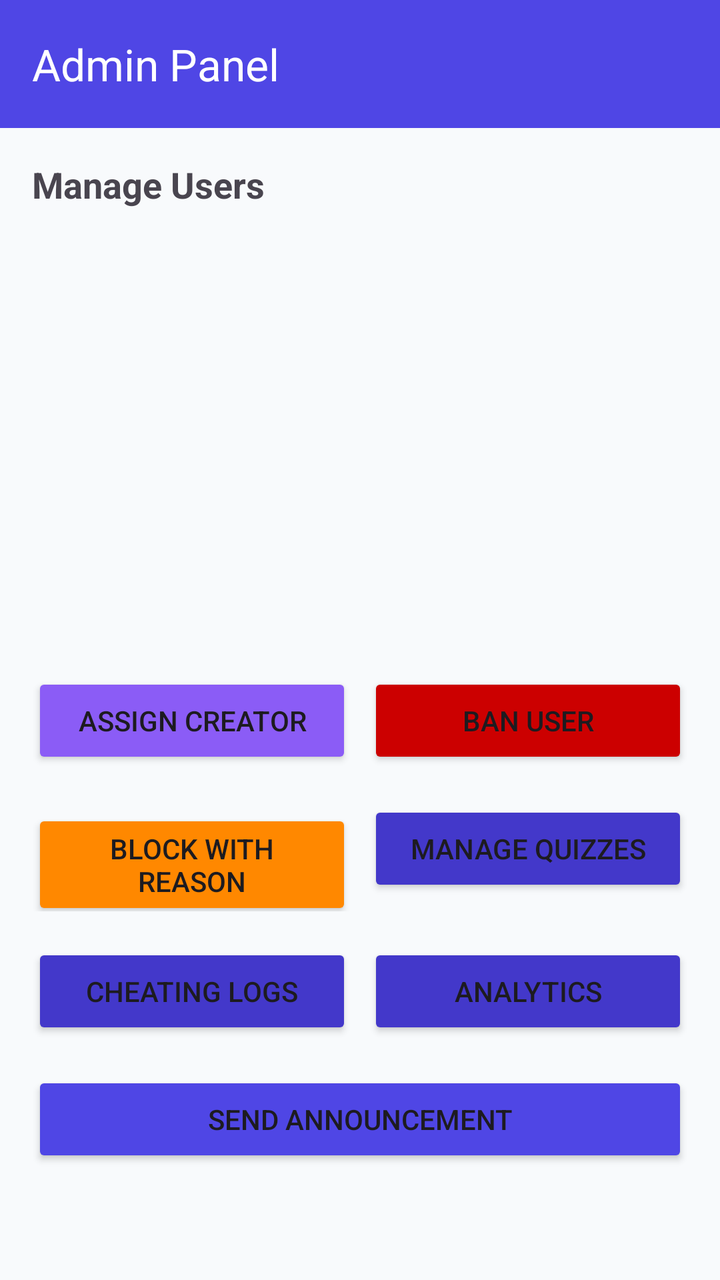
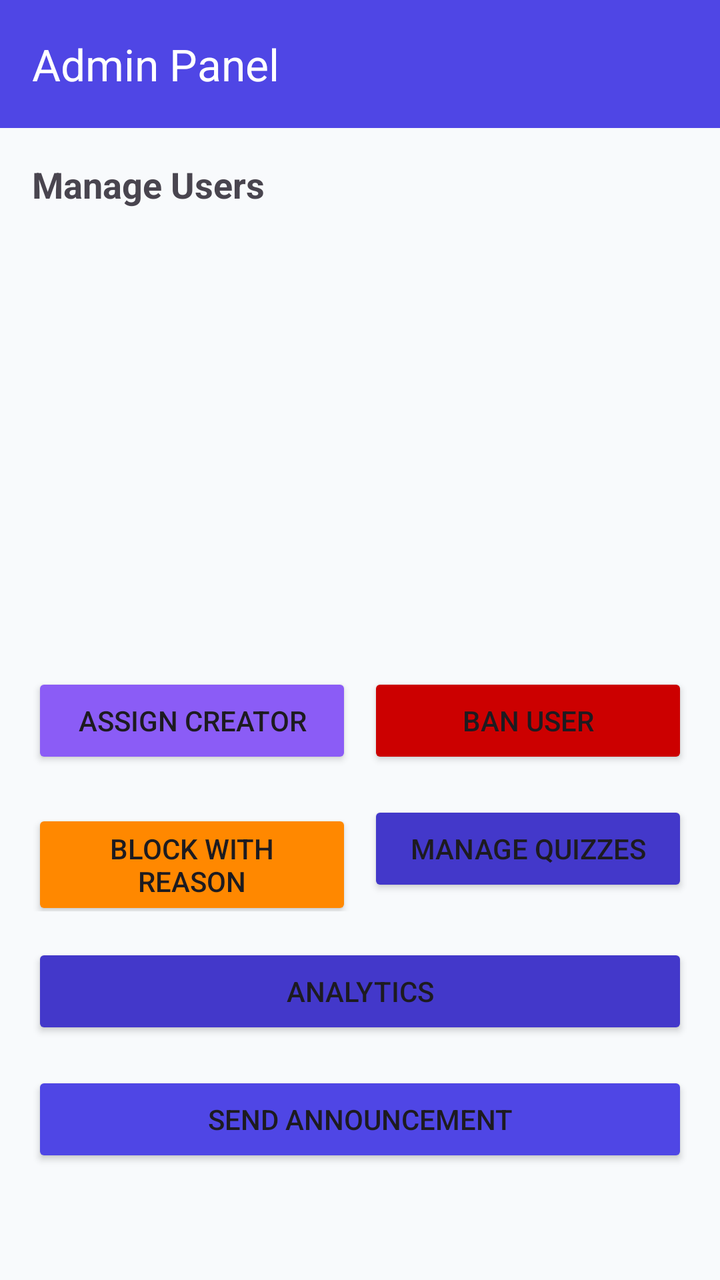

Two renders of the same Android screen: before a commit and after it. Below are the layout's source before the change and the commit's diff.
<!-- AndroidManifest.xml: application theme Theme.SmartQuiz -->
<!-- res/layout/activity_admin_panel.xml -->
<?xml version="1.0" encoding="utf-8"?>
<ScrollView xmlns:android="http://schemas.android.com/apk/res/android"
    xmlns:app="http://schemas.android.com/apk/res-auto"
    android:layout_width="match_parent"
    android:fitsSystemWindows="true"
    android:layout_height="match_parent"
    android:background="@color/background">

    <LinearLayout
        android:layout_width="match_parent"
        android:layout_height="wrap_content"
        android:orientation="vertical">

        <androidx.appcompat.widget.Toolbar
            android:id="@+id/toolbar"
            android:layout_width="match_parent"
            android:layout_height="?attr/actionBarSize"
            android:background="@color/primary"
            app:title="Admin Panel"
            app:titleTextColor="@color/white" />

        <TextView
            android:layout_width="wrap_content"
            android:layout_height="wrap_content"
            android:text="Manage Users"
            android:textSize="18sp"
            android:textStyle="bold"
            android:layout_margin="16dp" />

        <ListView
            android:id="@+id/listUsers"
            android:layout_width="match_parent"
            android:layout_height="200dp"
            android:choiceMode="singleChoice"
            android:layout_marginBottom="16dp" />

        <LinearLayout
            android:layout_width="match_parent"
            android:layout_height="wrap_content"
            android:orientation="horizontal"
            android:paddingHorizontal="16dp"
            android:layout_marginBottom="16dp">

            <Button
                android:id="@+id/btnAssignCreator"
                android:layout_width="0dp"
                android:layout_height="wrap_content"
                android:layout_weight="1"
                android:text="Assign Creator"
                android:layout_marginEnd="8dp"
                android:backgroundTint="@color/accent" />

            <Button
                android:id="@+id/btnBanUser"
                android:layout_width="0dp"
                android:layout_height="wrap_content"
                android:layout_weight="1"
                android:text="Ban User"
                android:backgroundTint="@android:color/holo_red_dark" />
        </LinearLayout>

        <LinearLayout
            android:layout_width="match_parent"
            android:layout_height="wrap_content"
            android:orientation="horizontal"
            android:paddingHorizontal="16dp"
            android:layout_marginBottom="16dp">

            <Button
                android:id="@+id/btnBlockUser"
                android:layout_width="0dp"
                android:layout_height="wrap_content"
                android:layout_weight="1"
                android:text="Block with Reason"
                android:layout_marginEnd="8dp"
                android:backgroundTint="@android:color/holo_orange_dark" />

            <Button
                android:id="@+id/btnManageQuizzes"
                android:layout_width="0dp"
                android:layout_height="wrap_content"
                android:layout_weight="1"
                android:text="Manage Quizzes"
                android:backgroundTint="@color/primary_dark" />
        </LinearLayout>

        <LinearLayout
            android:layout_width="match_parent"
            android:layout_height="wrap_content"
            android:orientation="horizontal"
            android:paddingHorizontal="16dp"
            android:layout_marginBottom="16dp">

            <Button
                android:id="@+id/btnCheatLogs"
                android:layout_width="0dp"
                android:layout_height="wrap_content"
                android:layout_weight="1"
                android:text="Cheating Logs"
                android:layout_marginEnd="8dp"
                android:backgroundTint="@color/primary_dark" />

            <Button
                android:id="@+id/btnAnalytics"
                android:layout_width="0dp"
                android:layout_height="wrap_content"
                android:layout_weight="1"
                android:text="Analytics"
                android:backgroundTint="@color/primary_dark" />
        </LinearLayout>

        <Button
            android:id="@+id/btnAnnouncements"
            android:layout_width="match_parent"
            android:layout_height="wrap_content"
            android:text="Send Announcement"
            android:layout_marginHorizontal="16dp"
            android:layout_marginBottom="16dp"
            android:backgroundTint="@color/primary" />

    </LinearLayout>
</ScrollView>
<!-- resources referenced by this layout -->
<resources>
  <color name="accent">#8B5CF6</color>
  <color name="background">#F8FAFC</color>
  <color name="primary">#4F46E5</color>
  <color name="primary_dark">#4338CA</color>
  <color name="white">#FFFFFFFF</color>
  <style name="Theme.SmartQuiz" parent="Theme.Material3.DayNight.NoActionBar">
          
          <item name="colorPrimary">#4F46E5</item>
          <item name="colorPrimaryContainer">#E0E7FF</item>
          <item name="colorOnPrimary">@android:color/white</item>
          <item name="colorSecondary">#06B6D4</item>
          <item name="colorSecondaryContainer">#CFFAFE</item>
          <item name="colorOnSecondary">@android:color/black</item>
          <item name="colorError">#EF4444</item>
          <item name="android:windowBackground">#F8FAFC</item>
          <item name="android:statusBarColor">#4338CA</item>
  
          
          <item name="android:windowAnimationStyle">@style/Animation.ActivityTransition</item>
  
          
          <item name="textAppearanceHeadline1">@style/TextAppearance.SmartQuiz.Headline1</item>
          <item name="textAppearanceHeadline2">@style/TextAppearance.SmartQuiz.Headline2</item>
          <item name="textAppearanceHeadline3">@style/TextAppearance.SmartQuiz.Headline3</item>
          <item name="textAppearanceBody1">@style/TextAppearance.SmartQuiz.Body1</item>
          <item name="textAppearanceBody2">@style/TextAppearance.SmartQuiz.Body2</item>
      </style>
  <style name="Animation.ActivityTransition" parent="@android:style/Animation.Activity">
          <item name="android:activityOpenEnterAnimation">@anim/slide_in_right</item>
          <item name="android:activityOpenExitAnimation">@anim/slide_out_left</item>
          <item name="android:activityCloseEnterAnimation">@anim/slide_in_left</item>
          <item name="android:activityCloseExitAnimation">@anim/slide_out_right</item>
      </style>
  <style name="TextAppearance.SmartQuiz.Headline1" parent="TextAppearance.Material3.HeadlineLarge">
          <item name="android:textSize">32sp</item>
          <item name="android:textStyle">bold</item>
      </style>
  <style name="TextAppearance.SmartQuiz.Headline2" parent="TextAppearance.Material3.HeadlineMedium">
          <item name="android:textSize">24sp</item>
          <item name="android:textStyle">bold</item>
      </style>
  <style name="TextAppearance.SmartQuiz.Headline3" parent="TextAppearance.Material3.HeadlineSmall">
          <item name="android:textSize">20sp</item>
          <item name="android:textStyle">bold</item>
      </style>
  <style name="TextAppearance.SmartQuiz.Body1" parent="TextAppearance.Material3.BodyLarge">
          <item name="android:textSize">16sp</item>
      </style>
  <style name="TextAppearance.SmartQuiz.Body2" parent="TextAppearance.Material3.BodyMedium">
          <item name="android:textSize">14sp</item>
      </style>
</resources>

<!-- the commit's change to res/layout/activity_admin_panel.xml (unified diff, before → after) -->
@@ -91,14 +91,7 @@
             android:paddingHorizontal="16dp"
             android:layout_marginBottom="16dp">
 
-            <Button
-                android:id="@+id/btnCheatLogs"
-                android:layout_width="0dp"
-                android:layout_height="wrap_content"
-                android:layout_weight="1"
-                android:text="Cheating Logs"
-                android:layout_marginEnd="8dp"
-                android:backgroundTint="@color/primary_dark" />
+            
 
             <Button
                 android:id="@+id/btnAnalytics"
